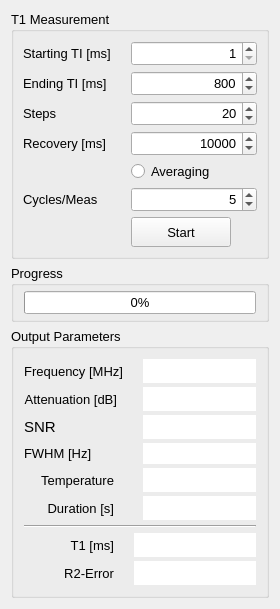
Old version of the form Applications/relax/ui/ccRelaxometerT1.ui in the repository OpenMRI/ocra.
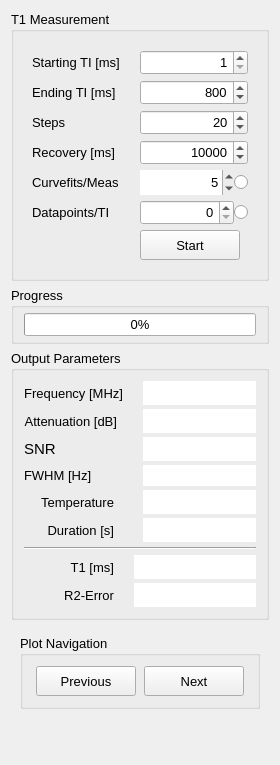
New version of the form.

```diff
--- a/Applications/relax/ui/ccRelaxometerT1.ui
+++ b/Applications/relax/ui/ccRelaxometerT1.ui
@@ -7,7 +7,7 @@
     <x>0</x>
     <y>0</y>
     <width>280</width>
-    <height>593</height>
+    <height>765</height>
    </rect>
   </property>
   <property name="sizePolicy">
@@ -44,7 +44,8 @@
      </property>
      <layout class="QHBoxLayout" name="horizontalLayout">
       <item>
-       <layout class="QFormLayout" name="formLayout">
+       <widget class="QWidget" name="controls" native="true">
+        <layout class="QFormLayout" name="controls_layout">
         <property name="horizontalSpacing">
          <number>20</number>
         </property>
@@ -188,36 +189,6 @@
           </property>
          </widget>
         </item>
-        <item row="6" column="1">
-         <widget class="QPushButton" name="t1Start_btn">
-          <property name="sizePolicy">
-           <sizepolicy hsizetype="Fixed" vsizetype="Fixed">
-            <horstretch>0</horstretch>
-            <verstretch>0</verstretch>
-           </sizepolicy>
-          </property>
-          <property name="minimumSize">
-           <size>
-            <width>100</width>
-            <height>30</height>
-           </size>
-          </property>
-          <property name="maximumSize">
-           <size>
-            <width>100</width>
-            <height>30</height>
-           </size>
-          </property>
-          <property name="font">
-           <font>
-            <pointsize>10</pointsize>
-           </font>
-          </property>
-          <property name="text">
-           <string>Start</string>
-          </property>
-         </widget>
-        </item>
         <item row="0" column="1">
          <widget class="QSpinBox" name="t1Start_input">
           <property name="sizePolicy">
@@ -289,50 +260,7 @@
           </property>
          </widget>
         </item>
-        <item row="4" column="1">
-         <widget class="QRadioButton" name="t1Avg_enable">
-          <property name="font">
-           <font>
-            <pointsize>10</pointsize>
-           </font>
-          </property>
-          <property name="text">
-           <string>Averaging</string>
-          </property>
-         </widget>
-        </item>
-        <item row="5" column="1">
-         <widget class="QSpinBox" name="t1Cycles_input">
-          <property name="sizePolicy">
-           <sizepolicy hsizetype="Expanding" vsizetype="Fixed">
-            <horstretch>0</horstretch>
-            <verstretch>0</verstretch>
-           </sizepolicy>
-          </property>
-          <property name="minimumSize">
-           <size>
-            <width>90</width>
-            <height>25</height>
-           </size>
-          </property>
-          <property name="maximumSize">
-           <size>
-            <width>300</width>
-            <height>25</height>
-           </size>
-          </property>
-          <property name="alignment">
-           <set>Qt::AlignRight|Qt::AlignTrailing|Qt::AlignVCenter</set>
-          </property>
-          <property name="maximum">
-           <number>98</number>
-          </property>
-          <property name="value">
-           <number>5</number>
-          </property>
-         </widget>
-        </item>
-        <item row="5" column="0">
+         <item row="4" column="0">
          <widget class="QLabel" name="t1CyclesLabel">
           <property name="font">
            <font>
@@ -340,11 +268,154 @@
            </font>
           </property>
           <property name="text">
-           <string>Cycles/Meas</string>
+            <string>Curvefits/Meas</string>
           </property>
          </widget>
         </item>
-       </layout>
+         <item row="4" column="1">
+          <layout class="QHBoxLayout" name="horizontalLayout_2">
+           <item>
+            <widget class="QSpinBox" name="measAvg_input">
+             <property name="sizePolicy">
+              <sizepolicy hsizetype="Expanding" vsizetype="Fixed">
+               <horstretch>0</horstretch>
+               <verstretch>0</verstretch>
+              </sizepolicy>
+             </property>
+             <property name="minimumSize">
+              <size>
+               <width>90</width>
+               <height>25</height>
+              </size>
+             </property>
+             <property name="maximumSize">
+              <size>
+               <width>300</width>
+               <height>25</height>
+              </size>
+             </property>
+             <property name="frame">
+              <bool>false</bool>
+             </property>
+             <property name="alignment">
+              <set>Qt::AlignRight|Qt::AlignTrailing|Qt::AlignVCenter</set>
+             </property>
+             <property name="showGroupSeparator" stdset="0">
+              <bool>false</bool>
+             </property>
+             <property name="maximum">
+              <number>1000</number>
+             </property>
+             <property name="value">
+              <number>5</number>
+             </property>
+            </widget>
+           </item>
+           <item>
+            <widget class="QRadioButton" name="measAvg_enable">
+             <property name="font">
+              <font>
+               <pointsize>10</pointsize>
+              </font>
+             </property>
+             <property name="text">
+              <string/>
+             </property>
+             <property name="autoExclusive">
+              <bool>false</bool>
+             </property>
+            </widget>
+           </item>
+          </layout>
+         </item>
+         <item row="5" column="1">
+          <layout class="QHBoxLayout" name="horizontalLayout_4">
+           <item>
+            <widget class="QSpinBox" name="dataAvg_input">
+             <property name="sizePolicy">
+              <sizepolicy hsizetype="Expanding" vsizetype="Fixed">
+               <horstretch>0</horstretch>
+               <verstretch>0</verstretch>
+              </sizepolicy>
+             </property>
+             <property name="minimumSize">
+              <size>
+               <width>90</width>
+               <height>25</height>
+              </size>
+             </property>
+             <property name="maximumSize">
+              <size>
+               <width>300</width>
+               <height>25</height>
+              </size>
+             </property>
+             <property name="alignment">
+              <set>Qt::AlignRight|Qt::AlignTrailing|Qt::AlignVCenter</set>
+             </property>
+            </widget>
+           </item>
+           <item>
+            <widget class="QRadioButton" name="dataAvg_enable">
+             <property name="font">
+              <font>
+               <pointsize>10</pointsize>
+              </font>
+             </property>
+             <property name="text">
+              <string/>
+             </property>
+             <property name="autoExclusive">
+              <bool>false</bool>
+             </property>
+            </widget>
+           </item>
+          </layout>
+         </item>
+         <item row="6" column="1">
+          <widget class="QPushButton" name="t1Start_btn">
+           <property name="sizePolicy">
+            <sizepolicy hsizetype="Fixed" vsizetype="Fixed">
+             <horstretch>0</horstretch>
+             <verstretch>0</verstretch>
+            </sizepolicy>
+           </property>
+           <property name="minimumSize">
+            <size>
+             <width>100</width>
+             <height>30</height>
+            </size>
+           </property>
+           <property name="maximumSize">
+            <size>
+             <width>100</width>
+             <height>30</height>
+            </size>
+           </property>
+           <property name="font">
+            <font>
+             <pointsize>10</pointsize>
+            </font>
+           </property>
+           <property name="text">
+            <string>Start</string>
+           </property>
+          </widget>
+         </item>
+         <item row="5" column="0">
+          <widget class="QLabel" name="dataAvgLabel_2">
+           <property name="font">
+            <font>
+             <pointsize>10</pointsize>
+            </font>
+           </property>
+           <property name="text">
+            <string>Datapoints/TI</string>
+           </property>
+          </widget>
+         </item>
+        </layout>
+       </widget>
       </item>
      </layout>
     </widget>
@@ -957,6 +1028,104 @@
      </layout>
     </widget>
    </item>
+   <item>
+    <widget class="QWidget" name="plotNav_widget" native="true">
+     <layout class="QVBoxLayout" name="verticalLayout_3">
+      <property name="spacing">
+       <number>0</number>
+      </property>
+      <item>
+       <widget class="QGroupBox" name="groupBox_2">
+        <property name="font">
+         <font>
+          <pointsize>10</pointsize>
+         </font>
+        </property>
+        <property name="title">
+         <string>Plot Navigation</string>
+        </property>
+        <layout class="QHBoxLayout" name="horizontalLayout_5">
+         <property name="spacing">
+          <number>5</number>
+         </property>
+         <property name="leftMargin">
+          <number>10</number>
+         </property>
+         <property name="topMargin">
+          <number>10</number>
+         </property>
+         <property name="rightMargin">
+          <number>10</number>
+         </property>
+         <property name="bottomMargin">
+          <number>10</number>
+         </property>
+         <item>
+          <widget class="QPushButton" name="prevPlot_btn">
+           <property name="sizePolicy">
+            <sizepolicy hsizetype="Fixed" vsizetype="Fixed">
+             <horstretch>0</horstretch>
+             <verstretch>0</verstretch>
+            </sizepolicy>
+           </property>
+           <property name="minimumSize">
+            <size>
+             <width>100</width>
+             <height>30</height>
+            </size>
+           </property>
+           <property name="maximumSize">
+            <size>
+             <width>100</width>
+             <height>30</height>
+            </size>
+           </property>
+           <property name="font">
+            <font>
+             <pointsize>10</pointsize>
+            </font>
+           </property>
+           <property name="text">
+            <string>Previous</string>
+           </property>
+          </widget>
+         </item>
+         <item>
+          <widget class="QPushButton" name="nextPlot_btn">
+           <property name="sizePolicy">
+            <sizepolicy hsizetype="Fixed" vsizetype="Fixed">
+             <horstretch>0</horstretch>
+             <verstretch>0</verstretch>
+            </sizepolicy>
+           </property>
+           <property name="minimumSize">
+            <size>
+             <width>100</width>
+             <height>30</height>
+            </size>
+           </property>
+           <property name="maximumSize">
+            <size>
+             <width>100</width>
+             <height>30</height>
+            </size>
+           </property>
+           <property name="font">
+            <font>
+             <pointsize>10</pointsize>
+            </font>
+           </property>
+           <property name="text">
+            <string>Next</string>
+           </property>
+          </widget>
+         </item>
+        </layout>
+       </widget>
+      </item>
+     </layout>
+    </widget>
+   </item>
    <item>
     <spacer name="verticalSpacer">
      <property name="orientation">
```
Lines whose indentation alone changed are shown as unchanged.
